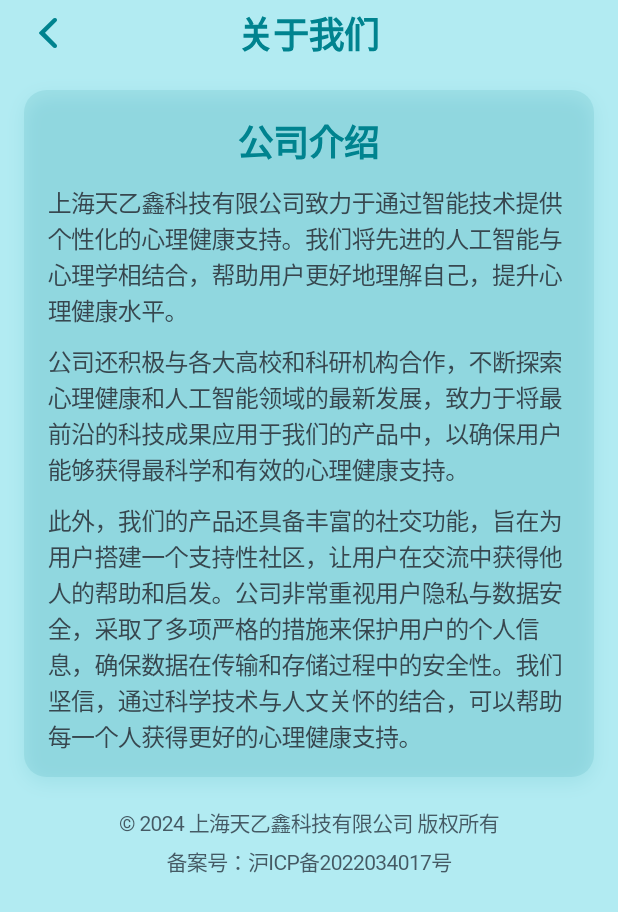
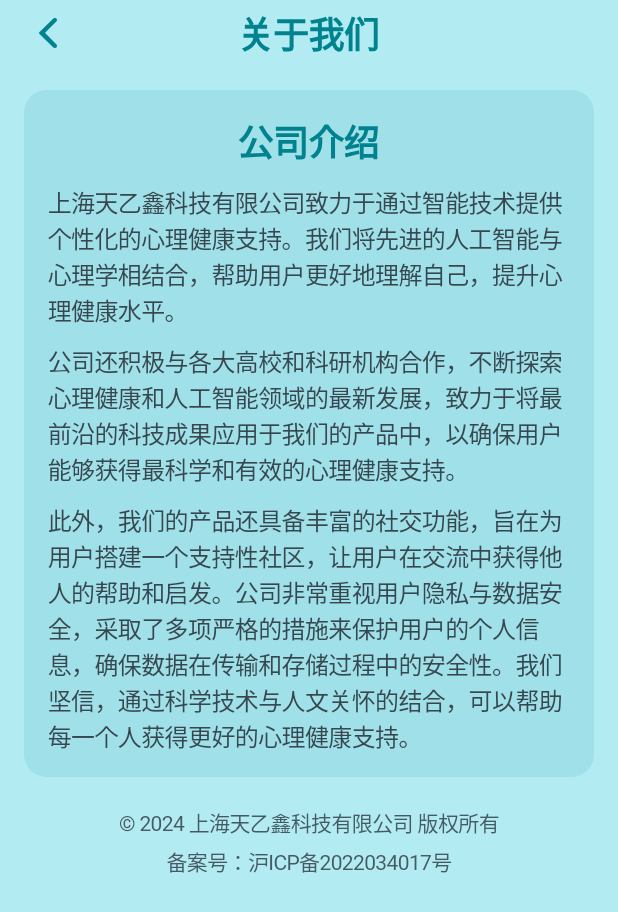
Before and after one commit to 12mimo/-, a Flutter app: the AboutUsPage screen opened directly, on a phone screen of 412 x 824 dp. Shown: the top 912 px of the screen. Run offline on Flutter 3.47's test engine with Material 3 defaults, Android fonts, the phone set to English and light mode, and no system bars; our stand-ins replace connectivity_plus, drift, image_picker, permission_handler, shared_preferences, speech_to_text and 1 more; accounts and stored records are empty; generated files the repository leaves out were written again; network calls fail.

```diff
--- a/lib/pages/personal/about.dart
+++ b/lib/pages/personal/about.dart
@@ -53,13 +53,6 @@ class AboutUsPage extends StatelessWidget {
       decoration: BoxDecoration(
         color: cardBackgroundColor,
         borderRadius: BorderRadius.circular(15),
-        boxShadow: [
-          BoxShadow(
-            color: cardBackgroundColor,
-            blurRadius: 10,
-            offset: const Offset(0, 4),
-          ),
-        ],
       ),
       child: Column(
         crossAxisAlignment: CrossAxisAlignment.center,
```
